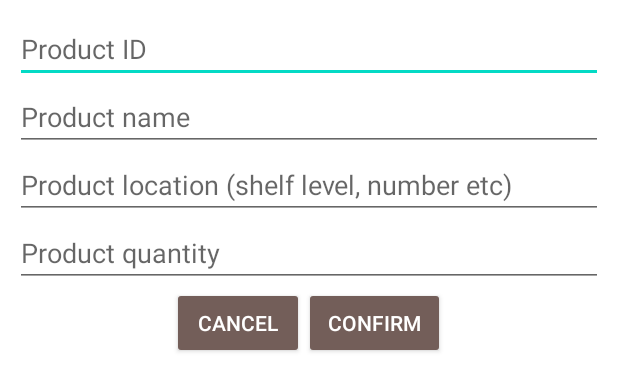
After one commit to ongyijie/CargoLiteAssignment, an Android app: the layout dialog_addproduct.xml on its own in the app's theme, with its tools: preview values and no code run, on a phone screen of 412 x 824 dp. The commit adds this screen. Shown: the top 391 px of the screen. Run offline under Robolectric (Android 15) with nearby library versions, the phone set to English and light mode, and no system bars.

Commit message:
23/11 01:07am commit

```diff
--- a/app/build.gradle
+++ b/app/build.gradle
@@ -56,4 +56,5 @@ dependencies {
     testImplementation 'junit:junit:4.+'
     androidTestImplementation 'androidx.test.ext:junit:1.1.2'
     androidTestImplementation 'androidx.test.espresso:espresso-core:3.3.0'
+    implementation 'com.mcxiaoke.volley:library-aar:1.0.0'
 }
--- a/app/src/main/java/my/edu/tarc/cargolite/MainActivity.kt
+++ b/app/src/main/java/my/edu/tarc/cargolite/MainActivity.kt
@@ -1,16 +1,12 @@
 package my.edu.tarc.cargolite
 
 import android.os.Bundle
-import android.view.Menu
-import android.view.MenuItem
 import com.google.android.material.bottomnavigation.BottomNavigationView
 import androidx.appcompat.app.AppCompatActivity
 import androidx.navigation.findNavController
 import androidx.navigation.ui.AppBarConfiguration
 import androidx.navigation.ui.setupActionBarWithNavController
 import androidx.navigation.ui.setupWithNavController
-import com.google.android.material.floatingactionbutton.FloatingActionButton
-import com.google.android.material.snackbar.Snackbar
 
 
 class MainActivity : AppCompatActivity() {
--- a/app/src/main/java/my/edu/tarc/cargolite/ui/notifications/NotificationsViewModel.kt
+++ b/app/src/main/java/my/edu/tarc/cargolite/ui/notifications/NotificationsViewModel.kt
@@ -7,7 +7,7 @@ import androidx.lifecycle.ViewModel
 class NotificationsViewModel : ViewModel() {
 
     private val _text = MutableLiveData<String>().apply {
-        value = "This is notifications Fragment"
+        //value = "This is notifications Fragment"
     }
     val text: LiveData<String> = _text
 }
--- a/app/src/main/java/my/edu/tarc/cargolite/ui/profile/ProfileViewModel.kt
+++ b/app/src/main/java/my/edu/tarc/cargolite/ui/profile/ProfileViewModel.kt
@@ -7,7 +7,7 @@ import androidx.lifecycle.ViewModel
 class ProfileViewModel : ViewModel() {
 
     private val _text = MutableLiveData<String>().apply {
-        value = "This is profile Fragment"
+        //value = "This is profile Fragment"
     }
     val text: LiveData<String> = _text
 }
--- a/app/src/main/java/my/edu/tarc/cargolite/ui/settings/SettingsViewModel.kt
+++ b/app/src/main/java/my/edu/tarc/cargolite/ui/settings/SettingsViewModel.kt
@@ -6,7 +6,7 @@ import androidx.lifecycle.ViewModel
 
 class SettingsViewModel: ViewModel() {
     private val _text = MutableLiveData<String>().apply {
-        value = "This is settings Fragment"
+        //value = "This is settings Fragment"
     }
     val text: LiveData<String> = _text
 }
--- /dev/null
+++ b/app/src/main/res/drawable/ic_baseline_add_24.xml
@@ -0,0 +1,5 @@
+<vector android:height="24dp" android:tint="#FFFFFF"
+    android:viewportHeight="24" android:viewportWidth="24"
+    android:width="24dp" xmlns:android="http://schemas.android.com/apk/res/android">
+    <path android:fillColor="@android:color/white" android:pathData="M19,13h-6v6h-2v-6H5v-2h6V5h2v6h6v2z"/>
+</vector>
--- /dev/null
+++ b/app/src/main/res/layout/dialog_addproduct.xml
@@ -0,0 +1,58 @@
+<?xml version="1.0" encoding="utf-8"?>
+<LinearLayout
+    xmlns:android="http://schemas.android.com/apk/res/android"
+    android:layout_width="match_parent"
+    android:layout_height="match_parent"
+    android:orientation="vertical"
+    android:padding="10dp">
+
+    <EditText
+        android:id="@+id/dialogIDEt"
+        android:layout_width="match_parent"
+        android:layout_height="wrap_content"
+        android:hint="@string/hint_productID"
+        android:inputType="textPersonName" />
+
+    <EditText
+        android:id="@+id/dialogNameEt"
+        android:layout_width="match_parent"
+        android:layout_height="wrap_content"
+        android:hint="@string/hint_productname"
+        android:inputType="text" />
+
+    <EditText
+        android:id="@+id/dialogLocationEt"
+        android:layout_width="match_parent"
+        android:layout_height="wrap_content"
+        android:hint="@string/hint_productlocation"
+        android:inputType="text" />
+
+    <EditText
+        android:id="@+id/dialogQuantityEt"
+        android:layout_width="match_parent"
+        android:layout_height="wrap_content"
+        android:hint="@string/hint_productQuantity"
+        android:inputType="number"/>
+
+    <LinearLayout
+        android:layout_width="match_parent"
+        android:layout_height="wrap_content"
+        android:orientation="horizontal"
+        android:gravity="center">
+
+        <Button
+            android:id="@+id/dialogCancelBtn"
+            style="@style/Base.Widget.AppCompat.Button.Colored"
+            android:layout_width="wrap_content"
+            android:layout_height="wrap_content"
+            android:text="@android:string/cancel" />
+
+        <Button
+            android:id="@+id/dialogAddBtn"
+            style="@style/Base.Widget.AppCompat.Button.Colored"
+            android:layout_width="wrap_content"
+            android:layout_height="wrap_content"
+            android:text="@string/confirm" />
+    </LinearLayout>
+
+</LinearLayout>
--- a/app/src/main/res/layout/fragment_home.xml
+++ b/app/src/main/res/layout/fragment_home.xml
@@ -11,7 +11,7 @@
     <androidx.constraintlayout.widget.ConstraintLayout
         android:id="@+id/ConstraintLayout"
         android:layout_width="match_parent"
-        android:layout_height="wrap_content"
+        android:layout_height="match_parent"
         android:background="@color/gray"
         android:isScrollContainer="false">
 
--- a/app/src/main/res/values/strings.xml
+++ b/app/src/main/res/values/strings.xml
@@ -19,4 +19,11 @@
     <string name="RegisterButton">Register</string>
     <string name="email">email</string>
     <string name="phoneNumber">phone number</string>
+    <string name="add_product">Add new product</string>
+    <string name="hint_productname">Product name</string>
+    <string name="hint_productID">Product ID</string>
+    <string name="hint_productlocation">Product location (shelf level, number etc)</string>
+    <string name="hint_productQuantity">Product quantity</string>
+    <string name="confirm">Confirm</string>
+    <string name="cancel">Cancel</string>
 </resources>
--- a/app/src/main/res/values/themes.xml
+++ b/app/src/main/res/values/themes.xml
@@ -8,7 +8,7 @@
         <!-- Secondary brand color. -->
         <item name="colorSecondary">@color/teal_200</item>
         <item name="colorSecondaryVariant">@color/teal_700</item>
-        <item name="colorOnSecondary">@color/black</item>
+        <item name="colorOnSecondary">@color/white</item>
         <!-- Status bar color. -->
         <item name="android:statusBarColor" tools:targetApi="l">?attr/colorPrimaryVariant</item>
         <!-- Customize your theme here. -->
```
Also changed, not shown: app/src/main/AndroidManifest.xml (+10 -4 lines), app/src/main/java/my/edu/tarc/cargolite/Products.kt (added, +47 -0 lines), app/src/main/java/my/edu/tarc/cargolite/ui/home/HomeFragment.kt (+9 -6 lines), app/src/main/res/layout/activity_products.xml (added, +22 -0 lines).
